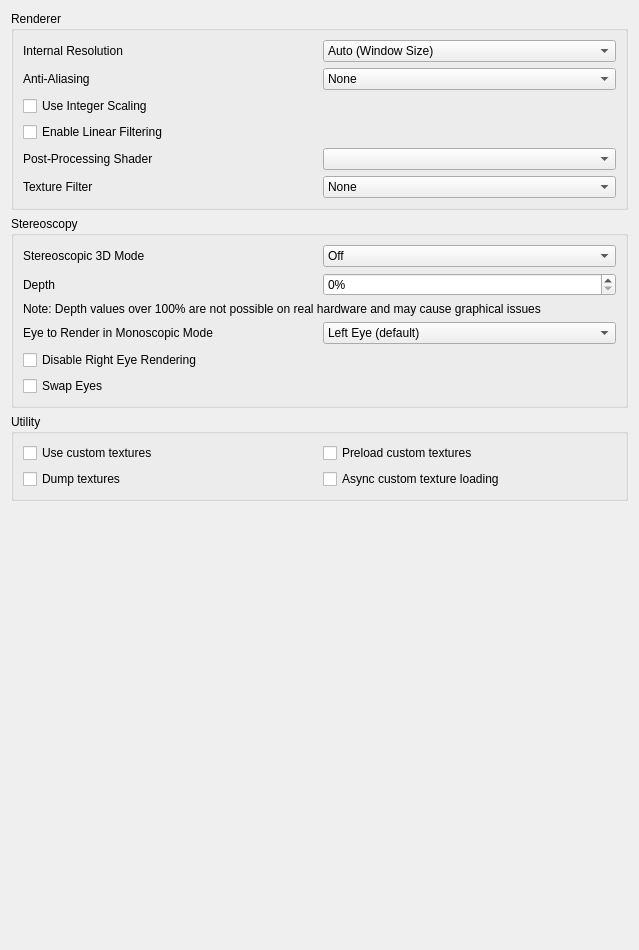
First picture: the form in core/src/citra_qt/configuration/configure_enhancements.ui, repository ReiKatari/STORM_3DS, before the edit.
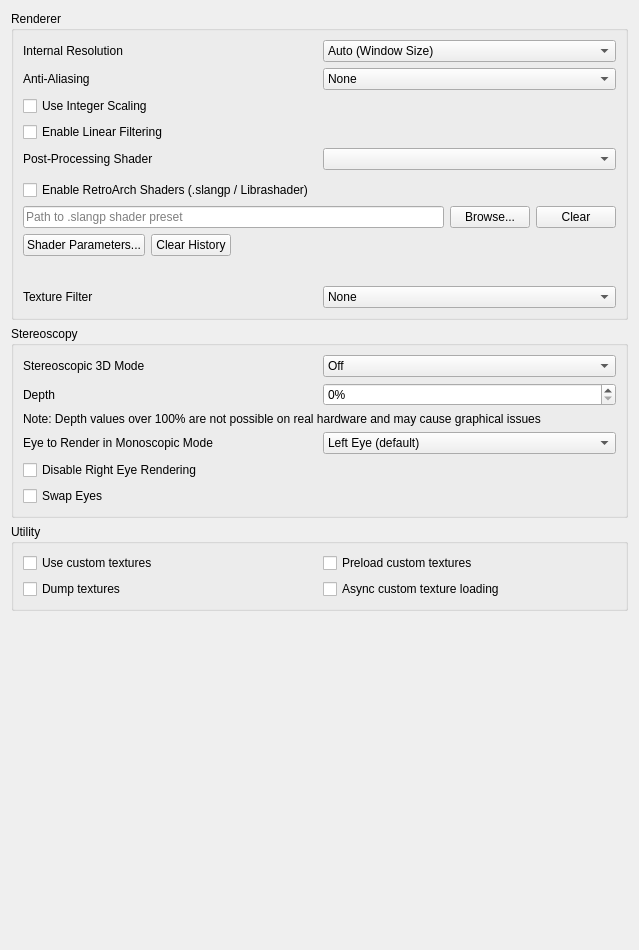
Second picture: the form after the edit.

Commit message: STORM 3DS 1.10.0: saves/quicksaves paths, cover/badge toggles, device thermal/tier optimization, RetroAchievements + 10-locale parity, LAN/Lobby NetPlay, startup auto-updaters

Patch:
```diff
--- a/core/src/citra_qt/configuration/configure_enhancements.ui
+++ b/core/src/citra_qt/configuration/configure_enhancements.ui
@@ -246,6 +246,97 @@
         </layout>
        </widget>
       </item>
+      <item>
+       <widget class="QWidget" name="widget_retroarch_shader" native="true">
+        <layout class="QVBoxLayout" name="verticalLayout_retroarch">
+         <property name="leftMargin">
+          <number>0</number>
+         </property>
+         <property name="topMargin">
+          <number>4</number>
+         </property>
+         <property name="rightMargin">
+          <number>0</number>
+         </property>
+         <property name="bottomMargin">
+          <number>4</number>
+         </property>
+         <item>
+          <widget class="QCheckBox" name="retroarch_shader_enable">
+           <property name="text">
+            <string>Enable RetroArch Shaders (.slangp / Librashader)</string>
+           </property>
+          </widget>
+         </item>
+         <item>
+          <layout class="QHBoxLayout" name="horizontalLayout_retroarch_path">
+           <item>
+            <widget class="QLineEdit" name="retroarch_shader_path">
+             <property name="placeholderText">
+              <string>Path to .slangp shader preset</string>
+             </property>
+            </widget>
+           </item>
+           <item>
+            <widget class="QPushButton" name="retroarch_shader_browse">
+             <property name="text">
+              <string>Browse...</string>
+             </property>
+            </widget>
+           </item>
+           <item>
+            <widget class="QPushButton" name="retroarch_shader_clear">
+             <property name="text">
+              <string>Clear</string>
+             </property>
+            </widget>
+           </item>
+          </layout>
+         </item>
+         <item>
+          <layout class="QHBoxLayout" name="horizontalLayout_retroarch_actions">
+           <item>
+            <widget class="QPushButton" name="retroarch_shader_params_button">
+             <property name="text">
+              <string>Shader Parameters...</string>
+             </property>
+            </widget>
+           </item>
+           <item>
+            <widget class="QPushButton" name="retroarch_shader_clear_history">
+             <property name="text">
+              <string>Clear History</string>
+             </property>
+            </widget>
+           </item>
+           <item>
+            <spacer name="horizontalSpacer_retroarch">
+             <property name="orientation">
+              <enum>Qt::Horizontal</enum>
+             </property>
+             <property name="sizeHint" stdset="0">
+              <size>
+               <width>40</width>
+               <height>20</height>
+              </size>
+             </property>
+            </spacer>
+           </item>
+          </layout>
+         </item>
+         <item>
+          <widget class="QLabel" name="retroarch_shader_status">
+           <property name="wordWrap">
+            <bool>true</bool>
+           </property>
+           <property name="text">
+            <string/>
+           </property>
+          </widget>
+         </item>
+        </layout>
+       </widget>
+      </item>
       <item>
        <widget class="QWidget" name="widget_texture_filter" native="true">
         <layout class="QHBoxLayout" name="horizontalLayout_3">
```
The commit also changes 96 other files.
